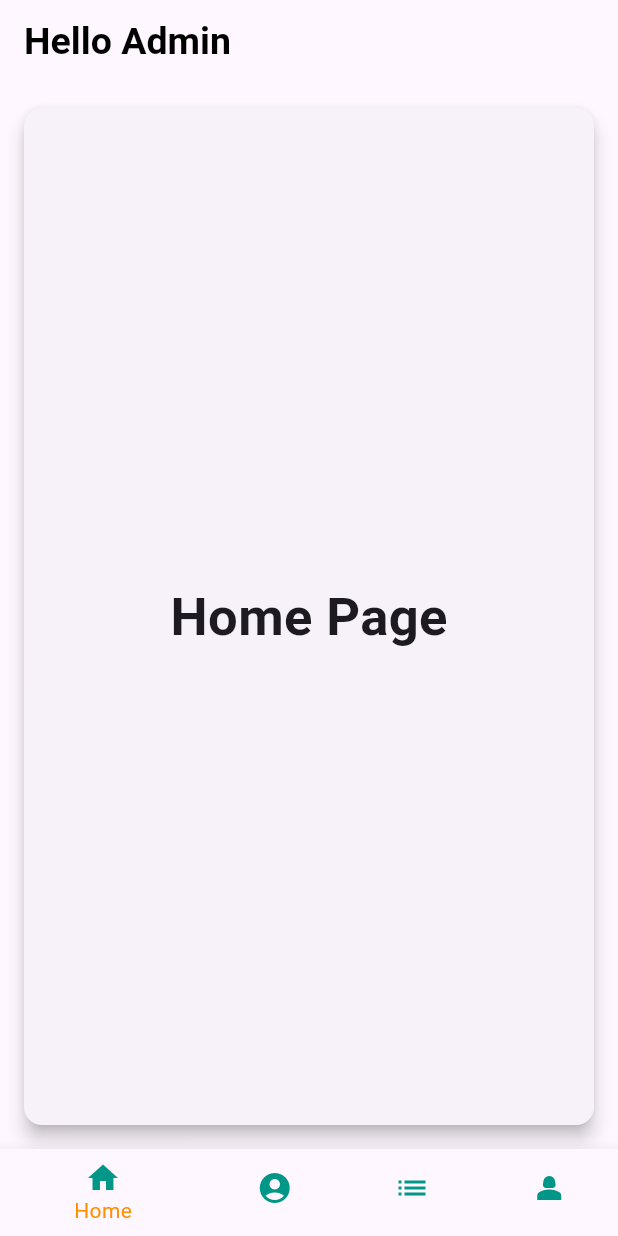
After one commit to yoanadl/FYP, a Flutter app: the AdminPage screen opened directly, on a phone screen of 412 x 824 dp. The commit adds this screen. Run offline on Flutter 3.47's test engine with Material 3 defaults, Android fonts, the phone set to English and light mode, and no system bars; our stand-ins replace flutter_svg, font_awesome_flutter; Roboto replaces fonts that are missing (Poppins).

Commit message:
create a navbar and pages for admin

```diff
--- /dev/null
+++ b/food/lib/pages/SystemAdmin/admin_homepage.dart
@@ -0,0 +1,17 @@
+import 'package:flutter/material.dart';
+
+class AdminHomePage extends StatelessWidget {
+  @override
+  Widget build(BuildContext context) {
+    return Card(
+      margin: EdgeInsets.all(16.0),
+      elevation: 5,
+      child: Center(
+        child: Text(
+          'Home Page',
+          style: TextStyle(fontSize: 35, fontWeight: FontWeight.bold),
+        ),
+      ),
+    );
+  }
+}
--- /dev/null
+++ b/food/lib/pages/SystemAdmin/admin_navbar.dart
@@ -0,0 +1,42 @@
+import 'package:flutter/material.dart';
+
+class CustomNavigationBar extends StatelessWidget {
+  final int selectedIndex;
+  final Function(int) onItemTapped;
+
+  CustomNavigationBar({
+    required this.selectedIndex,
+    required this.onItemTapped,
+  });
+
+  @override
+  Widget build(BuildContext context) {
+    return BottomNavigationBar(
+      items: const <BottomNavigationBarItem>[
+        BottomNavigationBarItem(
+          icon: Icon(Icons.home,
+          color: Colors.teal),
+          label: 'Home',
+        ),
+        BottomNavigationBarItem(
+          icon: Icon(Icons.account_circle,
+          color: Colors.teal),
+          label: 'User Account',
+        ),
+        BottomNavigationBarItem(
+          icon: Icon(Icons.list,
+          color: Colors.teal),
+          label: 'User Profile',
+        ),
+        BottomNavigationBarItem(
+          icon: Icon(Icons.person_2,
+          color: Colors.teal),
+          label: 'Profile',
+        ),
+      ],
+      currentIndex: selectedIndex,
+      selectedItemColor: Colors.amber[800],
+      onTap: onItemTapped,
+    );
+  }
+}
--- /dev/null
+++ b/food/lib/pages/SystemAdmin/admin_page.dart
@@ -0,0 +1,66 @@
+import 'package:flutter/material.dart';
+import 'package:flutter_svg/flutter_svg.dart';
+import 'admin_homepage.dart';
+import 'useraccount_page.dart';
+import 'userprofile_page.dart';
+import 'admin_profilepage.dart';
+import 'admin_navbar.dart'; // Import the custom navigation bar
+
+class AdminPage extends StatefulWidget {
+  @override
+  _AdminPageState createState() => _AdminPageState();
+}
+
+class _AdminPageState extends State<AdminPage> {
+  int _selectedIndex = 0;
+
+  static List<Widget> _widgetOptions = <Widget>[
+    AdminHomePage(),
+    UserAccountPage(),
+    UserProfilePage(),
+    AdminProfilePage()// Use the new page widgets
+  ];
+
+  void _onItemTapped(int index) {
+    setState(() {
+      _selectedIndex = index;
+    });
+  }
+
+  @override
+  Widget build(BuildContext context) {
+    return Scaffold(
+      appBar: AppBar(
+        title: Row(
+          children: <Widget>[
+
+            Expanded(
+              child: Text(
+                'Hello Admin',
+                style: TextStyle(
+                  fontWeight: FontWeight.w600,
+                  fontSize: 25.0,
+                  fontFamily: 'Poppins',
+                  color: Colors.black,
+                ),
+              ),
+            ),
+          ],
+        ),
+      ),
+
+      body: _widgetOptions.elementAt(_selectedIndex),
+      bottomNavigationBar: CustomNavigationBar(
+        selectedIndex: _selectedIndex,
+        onItemTapped: _onItemTapped,
+      ),
+    );
+  }
+}
+
+void main() {
+  runApp(MaterialApp(
+    title: 'Admin Page',
+    home: AdminPage(),
+  ));
+}
--- /dev/null
+++ b/food/lib/pages/SystemAdmin/admin_profilepage.dart
@@ -0,0 +1,17 @@
+import 'package:flutter/material.dart';
+
+class AdminProfilePage extends StatelessWidget {
+  @override
+  Widget build(BuildContext context) {
+    return Card(
+      margin: EdgeInsets.all(16.0),
+      elevation: 5,
+      child: Center(
+        child: Text(
+          'Profile Page',
+          style: TextStyle(fontSize: 35, fontWeight: FontWeight.bold),
+        ),
+      ),
+    );
+  }
+}
--- /dev/null
+++ b/food/lib/pages/SystemAdmin/useraccount_page.dart
@@ -0,0 +1,17 @@
+import 'package:flutter/material.dart';
+
+class UserAccountPage extends StatelessWidget {
+  @override
+  Widget build(BuildContext context) {
+    return Card(
+      margin: EdgeInsets.all(16.0),
+      elevation: 5,
+      child: Center(
+        child: Text(
+          'User Account Page',
+          style: TextStyle(fontSize: 35, fontWeight: FontWeight.bold),
+        ),
+      ),
+    );
+  }
+}
--- a/food/lib/pages/SystemAdmin/view_userprof_page.dart
+++ b/food/lib/pages/SystemAdmin/userprofile_page.dart
@@ -1,7 +1,9 @@
 import 'package:flutter/material.dart';
 import 'package:flutter_svg/flutter_svg.dart';
+import 'admin_navbar.dart';
 
-class ViewUserProfilePage extends StatelessWidget {
+
+class UserProfilePage extends StatelessWidget {
   @override
   Widget build(BuildContext context) {
     return MaterialApp(
@@ -133,12 +135,3 @@ class UserProfileListView extends State<_UserProfileListView> {
 
 
 }
-
-
-
-void main() {
-  runApp(MaterialApp(
-    title: 'User Profile Page Example',
-    home: ViewUserProfilePage(),
-  ));
-}
```
